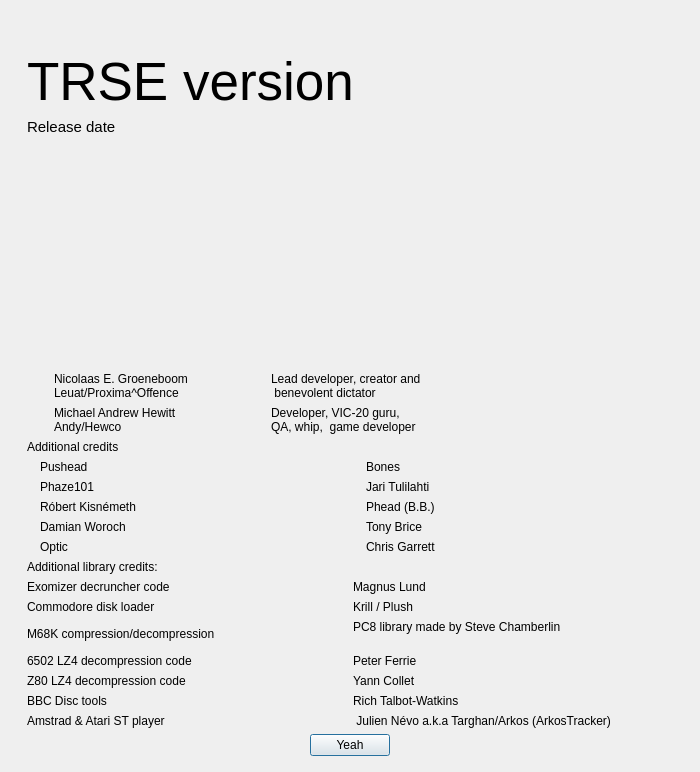
First picture: the form in source/dialogabout.ui, repository leuat/TRSE, before the edit.
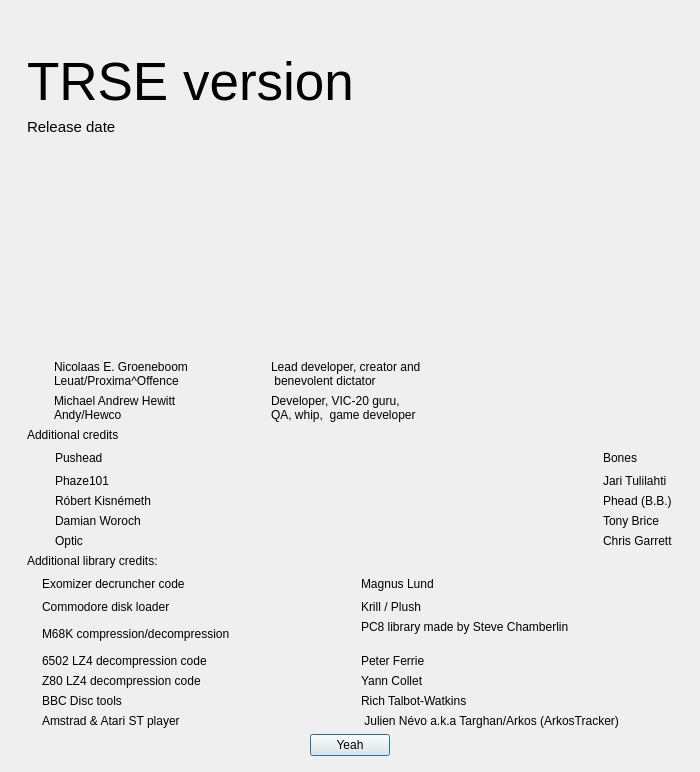
Second picture: the form after the edit. Icons and pictures are not drawn.

```diff
--- a/source/dialogabout.ui
+++ b/source/dialogabout.ui
@@ -194,8 +194,8 @@
       </widget>
      </item>
      <item>
-      <layout class="QGridLayout" name="gridLayout_2" columnstretch="1,1">
-       <item row="4" column="0">
+      <layout class="QGridLayout" name="gridLayout_2" columnstretch="1,1,0">
+       <item row="4" column="1">
         <layout class="QHBoxLayout" name="horizontalLayout_7" stretch="1,100">
          <item>
           <widget class="QLabel" name="label_8">
@@ -222,7 +222,61 @@
          </item>
         </layout>
        </item>
-       <item row="1" column="0">
+       <item row="4" column="2">
+        <layout class="QHBoxLayout" name="horizontalLayout_17" stretch="1,100">
+         <item>
+          <widget class="QLabel" name="label_33">
+           <property name="text">
+            <string/>
+           </property>
+           <property name="pixmap">
+            <pixmap resource="../resources.qrc">:/resources/images/portraits/nina_small.png</pixmap>
+           </property>
+           <property name="scaledContents">
+            <bool>false</bool>
+           </property>
+          </widget>
+         </item>
+         <item>
+          <widget class="QLabel" name="lblDate_22">
+           <property name="text">
+            <string>Phead (B.B.)</string>
+           </property>
+           <property name="alignment">
+            <set>Qt::AlignLeading|Qt::AlignLeft|Qt::AlignVCenter</set>
+           </property>
+          </widget>
+         </item>
+        </layout>
+       </item>
+       <item row="7" column="2">
+        <layout class="QHBoxLayout" name="horizontalLayout_18" stretch="1,100">
+         <item>
+          <widget class="QLabel" name="label_34">
+           <property name="text">
+            <string/>
+           </property>
+           <property name="pixmap">
+            <pixmap resource="../resources.qrc">:/resources/images/portraits/nina_small.png</pixmap>
+           </property>
+           <property name="scaledContents">
+            <bool>false</bool>
+           </property>
+          </widget>
+         </item>
+         <item>
+          <widget class="QLabel" name="lblDate_23">
+           <property name="text">
+            <string>Tony Brice</string>
+           </property>
+           <property name="alignment">
+            <set>Qt::AlignLeading|Qt::AlignLeft|Qt::AlignVCenter</set>
+           </property>
+          </widget>
+         </item>
+        </layout>
+       </item>
+       <item row="1" column="1">
         <layout class="QHBoxLayout" name="horizontalLayout_11" stretch="1,100">
          <item>
           <widget class="QLabel" name="label_27">
@@ -249,7 +303,7 @@
          </item>
         </layout>
        </item>
-       <item row="1" column="1">
+       <item row="1" column="2">
         <layout class="QHBoxLayout" name="horizontalLayout_8" stretch="1,100">
          <item>
           <widget class="QLabel" name="label_9">
@@ -276,7 +330,7 @@
          </item>
         </layout>
        </item>
-       <item row="3" column="0">
+       <item row="3" column="1">
         <layout class="QHBoxLayout" name="horizontalLayout_12" stretch="1,100">
          <item>
           <widget class="QLabel" name="label_28">
@@ -303,7 +357,7 @@
          </item>
         </layout>
        </item>
-       <item row="7" column="0">
+       <item row="7" column="1">
         <layout class="QHBoxLayout" name="horizontalLayout_16" stretch="1,100">
          <item>
           <widget class="QLabel" name="label_32">
@@ -330,7 +384,34 @@
          </item>
         </layout>
        </item>
-       <item row="3" column="1">
+       <item row="8" column="2">
+        <layout class="QHBoxLayout" name="horizontalLayout_9" stretch="1,100">
+         <item>
+          <widget class="QLabel" name="label_11">
+           <property name="text">
+            <string/>
+           </property>
+           <property name="pixmap">
+            <pixmap resource="../resources.qrc">:/resources/images/portraits/nina_small.png</pixmap>
+           </property>
+           <property name="scaledContents">
+            <bool>false</bool>
+           </property>
+          </widget>
+         </item>
+         <item>
+          <widget class="QLabel" name="lblDate_14">
+           <property name="text">
+            <string>Chris Garrett</string>
+           </property>
+           <property name="alignment">
+            <set>Qt::AlignLeading|Qt::AlignLeft|Qt::AlignVCenter</set>
+           </property>
+          </widget>
+         </item>
+        </layout>
+       </item>
+       <item row="3" column="2">
         <layout class="QHBoxLayout" name="horizontalLayout_6" stretch="1,100">
          <item>
           <widget class="QLabel" name="label_6">
@@ -357,61 +438,7 @@
          </item>
         </layout>
        </item>
-       <item row="4" column="1">
-        <layout class="QHBoxLayout" name="horizontalLayout_17" stretch="1,100">
-         <item>
-          <widget class="QLabel" name="label_33">
-           <property name="text">
-            <string/>
-           </property>
-           <property name="pixmap">
-            <pixmap resource="../resources.qrc">:/resources/images/portraits/nina_small.png</pixmap>
-           </property>
-           <property name="scaledContents">
-            <bool>false</bool>
-           </property>
-          </widget>
-         </item>
-         <item>
-          <widget class="QLabel" name="lblDate_22">
-           <property name="text">
-            <string>Phead (B.B.)</string>
-           </property>
-           <property name="alignment">
-            <set>Qt::AlignLeading|Qt::AlignLeft|Qt::AlignVCenter</set>
-           </property>
-          </widget>
-         </item>
-        </layout>
-       </item>
-       <item row="7" column="1">
-        <layout class="QHBoxLayout" name="horizontalLayout_18" stretch="1,100">
-         <item>
-          <widget class="QLabel" name="label_34">
-           <property name="text">
-            <string/>
-           </property>
-           <property name="pixmap">
-            <pixmap resource="../resources.qrc">:/resources/images/portraits/nina_small.png</pixmap>
-           </property>
-           <property name="scaledContents">
-            <bool>false</bool>
-           </property>
-          </widget>
-         </item>
-         <item>
-          <widget class="QLabel" name="lblDate_23">
-           <property name="text">
-            <string>Tony Brice</string>
-           </property>
-           <property name="alignment">
-            <set>Qt::AlignLeading|Qt::AlignLeft|Qt::AlignVCenter</set>
-           </property>
-          </widget>
-         </item>
-        </layout>
-       </item>
-       <item row="8" column="0">
+       <item row="8" column="1">
         <layout class="QHBoxLayout" name="horizontalLayout_19" stretch="1,100">
          <item>
           <widget class="QLabel" name="label_35">
@@ -438,32 +465,21 @@
          </item>
         </layout>
        </item>
-       <item row="8" column="1">
-        <layout class="QHBoxLayout" name="horizontalLayout_9" stretch="1,100">
-         <item>
-          <widget class="QLabel" name="label_11">
-           <property name="text">
-            <string/>
-           </property>
-           <property name="pixmap">
-            <pixmap resource="../resources.qrc">:/resources/images/portraits/nina_small.png</pixmap>
-           </property>
-           <property name="scaledContents">
-            <bool>false</bool>
-           </property>
-          </widget>
-         </item>
-         <item>
-          <widget class="QLabel" name="lblDate_14">
-           <property name="text">
-            <string>Chris Garrett</string>
-           </property>
-           <property name="alignment">
-            <set>Qt::AlignLeading|Qt::AlignLeft|Qt::AlignVCenter</set>
-           </property>
-          </widget>
-         </item>
-        </layout>
+       <item row="1" column="0">
+        <spacer name="horizontalSpacer">
+         <property name="orientation">
+          <enum>Qt::Horizontal</enum>
+         </property>
+         <property name="sizeType">
+          <enum>QSizePolicy::Fixed</enum>
+         </property>
+         <property name="sizeHint" stdset="0">
+          <size>
+           <width>15</width>
+           <height>20</height>
+          </size>
+         </property>
+        </spacer>
        </item>
       </layout>
      </item>
@@ -479,7 +495,7 @@
      </item>
      <item>
       <layout class="QGridLayout" name="gridLayout_3">
-       <item row="4" column="0">
+       <item row="4" column="1">
         <widget class="QLabel" name="label_19">
          <property name="text">
           <string>Z80 LZ4 decompression code</string>
@@ -489,7 +505,7 @@
          </property>
         </widget>
        </item>
-       <item row="3" column="1">
+       <item row="3" column="2">
         <widget class="QLabel" name="label_18">
          <property name="text">
           <string>Peter Ferrie</string>
@@ -499,7 +515,7 @@
          </property>
         </widget>
        </item>
-       <item row="1" column="0">
+       <item row="1" column="1">
         <widget class="QLabel" name="label_23">
          <property name="text">
           <string>Commodore disk loader</string>
@@ -509,7 +525,7 @@
          </property>
         </widget>
        </item>
-       <item row="6" column="0">
+       <item row="6" column="1">
         <widget class="QLabel" name="label_25">
          <property name="text">
           <string>Amstrad &amp; Atari ST player</string>
@@ -519,7 +535,7 @@
          </property>
         </widget>
        </item>
-       <item row="2" column="1">
+       <item row="2" column="2">
         <widget class="QLabel" name="label_16">
          <property name="text">
           <string>PC8 library made by Steve Chamberlin
@@ -530,7 +546,7 @@
          </property>
         </widget>
        </item>
-       <item row="5" column="0">
+       <item row="5" column="1">
         <widget class="QLabel" name="label_21">
          <property name="text">
           <string>BBC Disc tools</string>
@@ -540,7 +556,7 @@
          </property>
         </widget>
        </item>
-       <item row="1" column="1">
+       <item row="1" column="2">
         <widget class="QLabel" name="label_24">
          <property name="text">
           <string>Krill / Plush</string>
@@ -550,7 +566,7 @@
          </property>
         </widget>
        </item>
-       <item row="3" column="0">
+       <item row="3" column="1">
         <widget class="QLabel" name="label_17">
          <property name="text">
           <string>6502 LZ4 decompression code</string>
@@ -560,7 +576,7 @@
          </property>
         </widget>
        </item>
-       <item row="2" column="0">
+       <item row="2" column="1">
         <widget class="QLabel" name="label_15">
          <property name="text">
           <string>M68K compression/decompression</string>
@@ -570,7 +586,7 @@
          </property>
         </widget>
        </item>
-       <item row="0" column="0">
+       <item row="0" column="1">
         <widget class="QLabel" name="label_13">
          <property name="text">
           <string>Exomizer decruncher code</string>
@@ -580,7 +596,7 @@
          </property>
         </widget>
        </item>
-       <item row="6" column="1">
+       <item row="6" column="2">
         <widget class="QLabel" name="label_26">
          <property name="text">
           <string> Julien Névo a.k.a Targhan/Arkos (ArkosTracker)</string>
@@ -590,7 +606,7 @@
          </property>
         </widget>
        </item>
-       <item row="4" column="1">
+       <item row="4" column="2">
         <widget class="QLabel" name="label_20">
          <property name="text">
           <string>Yann Collet</string>
@@ -600,7 +616,7 @@
          </property>
         </widget>
        </item>
-       <item row="0" column="1">
+       <item row="0" column="2">
         <widget class="QLabel" name="label_14">
          <property name="text">
           <string>Magnus Lund</string>
@@ -610,7 +626,7 @@
          </property>
         </widget>
        </item>
-       <item row="5" column="1">
+       <item row="5" column="2">
         <widget class="QLabel" name="label_22">
          <property name="text">
           <string>Rich Talbot-Watkins</string>
@@ -620,6 +636,22 @@
          </property>
         </widget>
        </item>
+       <item row="0" column="0">
+        <spacer name="horizontalSpacer_2">
+         <property name="orientation">
+          <enum>Qt::Horizontal</enum>
+         </property>
+         <property name="sizeType">
+          <enum>QSizePolicy::Fixed</enum>
+         </property>
+         <property name="sizeHint" stdset="0">
+          <size>
+           <width>15</width>
+           <height>20</height>
+          </size>
+         </property>
+        </spacer>
+       </item>
       </layout>
      </item>
      <item alignment="Qt::AlignHCenter">
```
